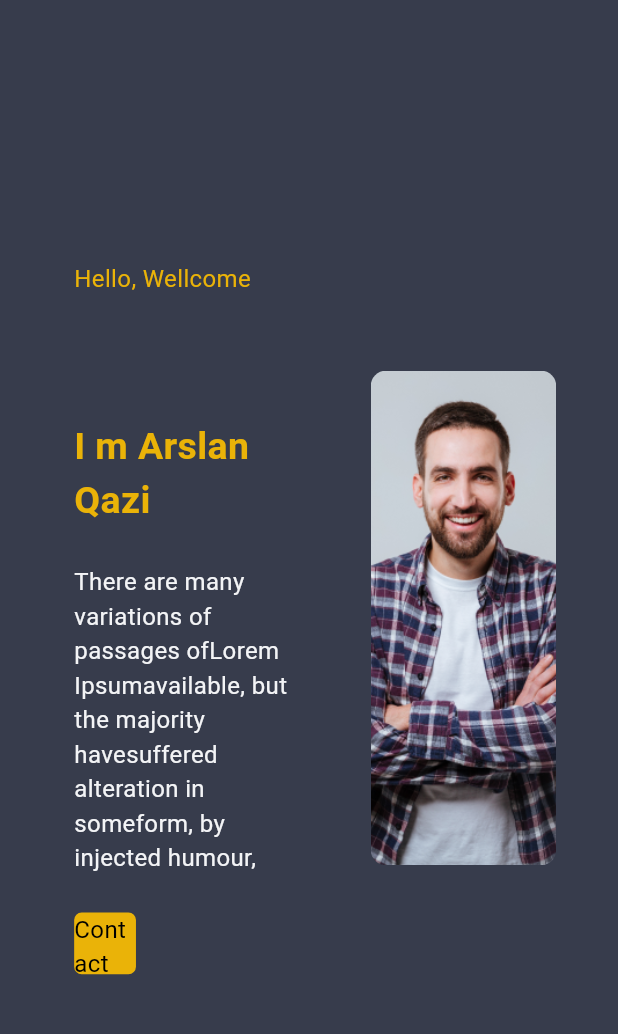
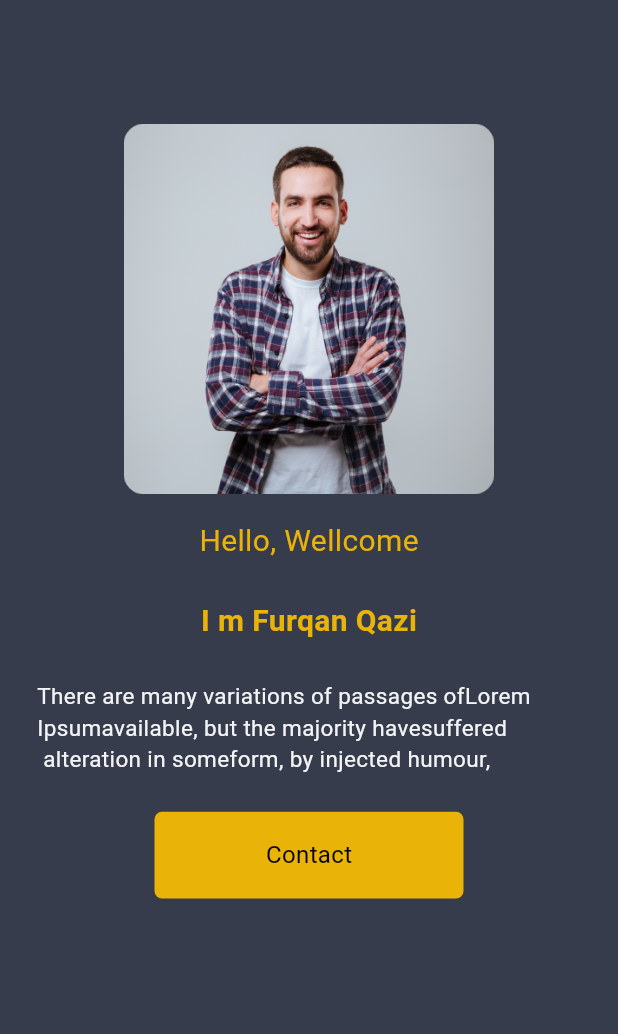
Before and after one commit to ArslanXXQazi/web, a Flutter app: the screen it shows after launch, on a phone screen of 412 x 824 dp, the part 84-1118 px from its top. Run offline on Flutter 3.47's test engine with Material 3 defaults, Android fonts, the phone set to English and light mode, and no system bars.

Commit message:
Update home_mobile.dart

```diff
--- a/lib/view/home_view/mobile_view/home_mobile.dart
+++ b/lib/view/home_view/mobile_view/home_mobile.dart
@@ -10,29 +10,54 @@ class HomeMobile extends StatelessWidget {
     double width = MediaQuery.of(context).size.width;
     double height = MediaQuery.of(context).size.height;
     return Container(
+      height: height*1,
+      width: width*1,
       color: Appcolor.darkGrey.withOpacity(0.5),
-      child: Row(
-        crossAxisAlignment: CrossAxisAlignment.start,
+      child: Padding(
+        padding:  EdgeInsets.only(top: height*.1),
+        child: Column(
+          mainAxisAlignment: MainAxisAlignment.center,
+          crossAxisAlignment: CrossAxisAlignment.center,
           children: [
             Container(
-            width: width * .5,
+              width: width * 1,
+              height: height * .3,
+              child: Center(
+                child: Container(
+                  width: width * .6,
                   height: height * 1,
+                  child: ClipRRect(
+                      borderRadius: BorderRadius.circular(10),
+                      child: Image(
+                        image: AssetImage('assets/profile.png'),
+                        fit: BoxFit.cover,
+                      )),
+                  decoration: BoxDecoration(
+                    borderRadius: BorderRadius.circular(10),
+                  ),
+                ),
+              ),
+
+            ),
+            Container(
+              width: width * 1,
+              height: height * .7,
               child: Padding(
-              padding: EdgeInsets.only(left: width * .12),
+                padding:  EdgeInsets.symmetric(horizontal: width*.06),
                 child: Column(
-                mainAxisAlignment: MainAxisAlignment.center,
-                crossAxisAlignment: CrossAxisAlignment.start,
                   children: [
+                    SizedBox(height: height*.02,),
                     CustomText(
                       text: 'Hello, Wellcome',
                       color: Appcolor.yellow,
+                      fontsize: 20,
                     ),
                     SizedBox(
-                    height: height * .1,
+                      height: height * .03,
                     ),
                     CustomTextBold(
-                    text: 'I m Arslan Qazi',
-                    fontsize: 25,
+                      text: 'I m Furqan Qazi',
+                      fontsize: 20,
                       color: Appcolor.yellow,
                     ),
                     SizedBox(
@@ -40,15 +65,15 @@ class HomeMobile extends StatelessWidget {
                     ),
                     CustomText(
                       text:
-                    'There are many variations of passages ofLorem Ipsumavailable, but the majority havesuffered alteration in someform, by injected humour, ',
+                      'There are many variations of passages ofLorem Ipsumavailable, but the majority havesuffered\n alteration in someform, by injected humour, ',fontsize: 15,
                       color: Appcolor.grey,
                     ),
                     SizedBox(
                       height: height * .03,
                     ),
                     Container(
-                    height: height * .05,
-                    width: width * .1,
+                      height: height * .07,
+                      width: width * .5,
                       child: Center(
                         child: CustomText(
                           text: 'Contact',
@@ -64,27 +89,8 @@ class HomeMobile extends StatelessWidget {
                 ),
               ),
             ),
-          Container(
-            width: width * .5,
-            height: height * 1,
-            child: Center(
-              child: Container(
-                width: width * .3,
-                height: height * .4,
-                child: ClipRRect(
-                    borderRadius: BorderRadius.circular(10),
-                    child: Image(
-                      image: AssetImage('assets/profile.png'),
-                      fit: BoxFit.cover,
-                    )),
-                decoration: BoxDecoration(
-                  borderRadius: BorderRadius.circular(10),
+          ],
         ),
-              ),
-            ),
-
-          ),
-        ],
       ),
     );
   }
```
Lines whose indentation alone changed are shown as unchanged.
